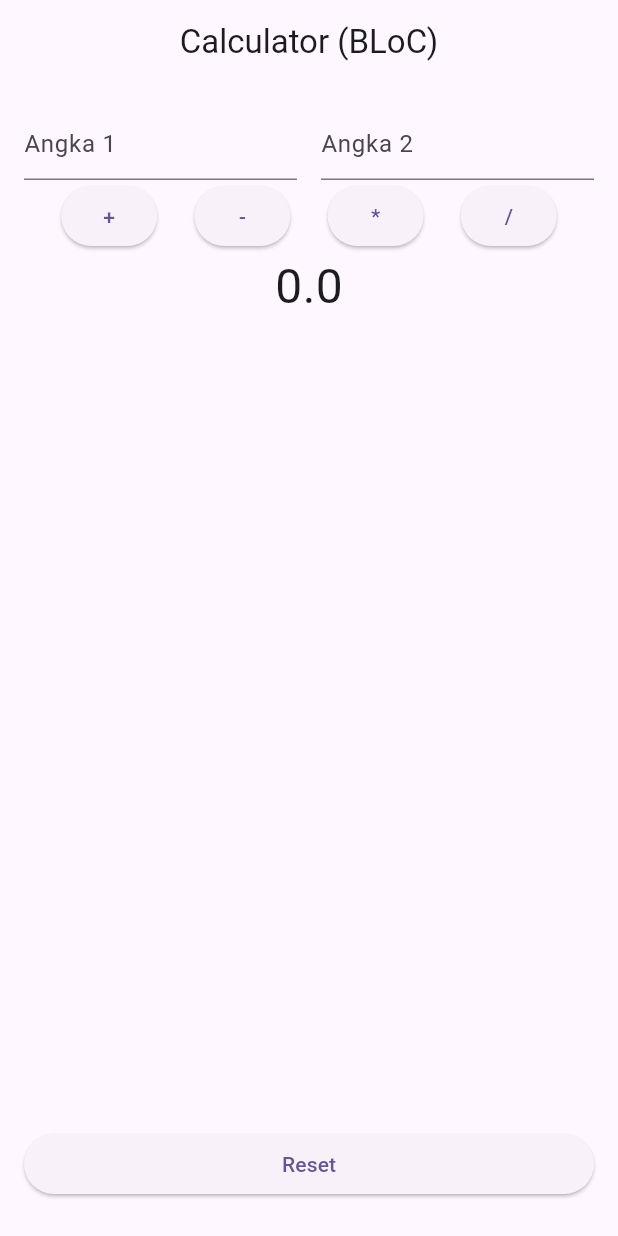
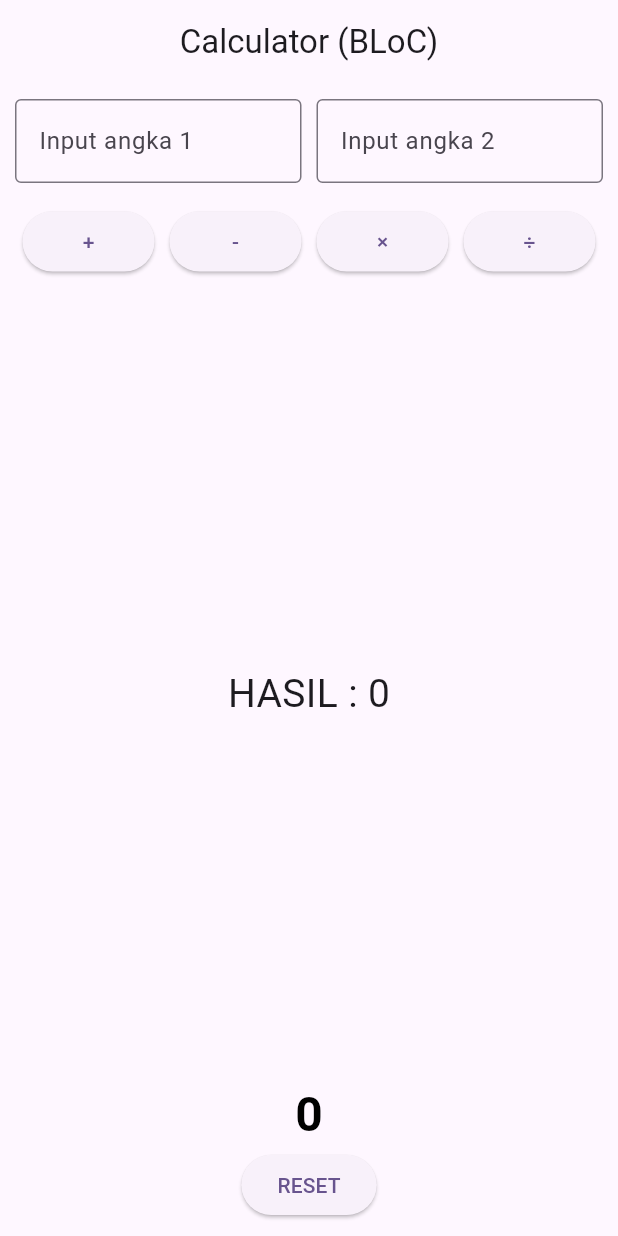
Before and after one commit to Alternate-account-01/BLoc-Calculator, a Flutter app: the screen it shows after launch, on a phone screen of 412 x 824 dp. Run offline on Flutter 3.47's test engine with Material 3 defaults, Android fonts, the phone set to English and light mode, and no system bars; our stand-ins replace flutter_bloc.

Commit message:
fixed with stateful

```diff
--- a/lib/Bloc/calculator_bloc.dart
+++ b/lib/Bloc/calculator_bloc.dart
@@ -3,19 +3,29 @@ import '../Events/Calculator_event.dart';
 import '../State/calculator_state.dart';
 
 class CalculatorBloc extends Bloc<CalculatorEvent, CalculatorState> {
-  CalculatorBloc() : super(CalculatorState()) {
-    on<Plus>((event, emit) => emit(CalculatorState(result: event.a + event.b)));
-    on<Minus>(
-      (event, emit) => emit(CalculatorState(result: event.a - event.b)),
-    );
-    on<Multiply>(
-      (event, emit) => emit(CalculatorState(result: event.a * event.b)),
-    );
-    on<Division>((event, emit) {
-      final divisor = event.b == 0.0 ? 0.0 : event.b;
-      final result = divisor == 0.0 ? 0.0 : (event.a / divisor);
-      emit(CalculatorState(result: result));
+  CalculatorBloc() : super(Theothercalculator()) {
+    on<Plus>((e, emit) {
+      emit(CalculatorSuccess(e.a + e.b));
     });
-    on<Reset>((event, emit) => emit(CalculatorState(result: 0.0)));
+
+    on<Minus>((e, emit) {
+      emit(CalculatorSuccess(e.a - e.b));
+    });
+
+    on<Multiply>((e, emit) {
+      emit(CalculatorSuccess(e.a * e.b));
+    });
+
+    on<Division>((e, emit) {
+      if (e.b == 0) {
+        emit(CalculatorError("You Can't divide by zero dawgg"));
+      } else {
+        emit(CalculatorSuccess(e.a / e.b));
+      }
+    });
+
+    on<Reset>((e, emit) {
+      emit(Theothercalculator());
+    });
   }
 }
--- a/lib/Pages/calculator_page.dart
+++ b/lib/Pages/calculator_page.dart
@@ -1,125 +1,131 @@
-import 'package:flutter/material.dart';
-import 'package:flutter_bloc/flutter_bloc.dart';
-import '../Bloc/Calculator_BLoC.dart';
-import '../Events/Calculator_event.dart';
-import '../State/calculator_state.dart';
+// import 'package:flutter/material.dart';
+// import 'package:flutter_bloc/flutter_bloc.dart';
+// import '../Bloc/Calculator_BLoC.dart';
+// import '../Events/Calculator_event.dart';
+// import '../State/calculator_state.dart';
+// import 'package:flutter/services.dart';
 
-class CalculatorPage extends StatelessWidget {
-  CalculatorPage({super.key});
+// class CalculatorPage extends StatelessWidget {
+//   CalculatorPage({super.key});
 
-  final TextEditingController _controller = TextEditingController();
-  final TextEditingController _controller2 = TextEditingController();
+//   final TextEditingController _controller = TextEditingController();
+//   final TextEditingController _controller2 = TextEditingController();
 
-  @override
-  Widget build(BuildContext context) {
-    return Scaffold(
-      appBar: AppBar(title: const Text('Calculator (BLoC)'), centerTitle: true),
-      body: SafeArea(
-        child: Padding(
-          padding: const EdgeInsets.all(16.0),
-          child: Column(
-            children: [
-              Row(
-                children: [
-                  Expanded(
-                    child: TextField(
-                      controller: _controller,
-                      keyboardType: const TextInputType.numberWithOptions(
-                        decimal: true,
-                      ),
-                      decoration: const InputDecoration(hintText: 'Angka 1'),
-                    ),
-                  ),
-                  SizedBox(width: 16),
+//   @override
+//   Widget build(BuildContext context) {
+//     return Scaffold(
+//       appBar: AppBar(title: const Text('Calculator (BLoC)'), centerTitle: true),
+//       body: SafeArea(
+//         child: Padding(
+//           padding: const EdgeInsets.all(16.0),
+//           child: Column(
+//             children: [
+//               Row(
+//                 children: [
+//                   Expanded(
+//                     child: TextField(
+//                       controller: _controller,
+//                       keyboardType: const TextInputType.numberWithOptions(
+//                         decimal: true,
+//                       ),
+//                       decoration: const InputDecoration(hintText: 'Angka 1'),
+//                       inputFormatters: [
+//                         FilteringTextInputFormatter.allow(RegExp(r'^\d.?\d*')),
+//                       ],
+//                     ),
+//                   ),
+//                   SizedBox(width: 16),
 
-                  Expanded(
+//                   Expanded(
+//                     child: TextField(
+//                       controller: _controller2,
+//                       keyboardType: const TextInputType.numberWithOptions(
+//                         decimal: true,
+//                       ),
+//                       decoration: const InputDecoration(hintText: 'Angka 2'),
+//                       inputFormatters: [
+//                         FilteringTextInputFormatter.allow(RegExp(r'^\d.?\d*')),
+//                       ],
+//                     ),
+//                   ),
+//                 ],
+//               ),
 
-                      child: TextField(
-                        controller: _controller2,
-                        keyboardType: const TextInputType.numberWithOptions(
-                          decimal: true,
-                        ),
-                        decoration: const InputDecoration(hintText: 'Angka 2'),
-                      ),
-                    ),
-                ],
-              ),
+//               Center(
+//                 child: Row(
+//                   mainAxisAlignment: MainAxisAlignment.spaceEvenly,
+//                   children: [
+//                     ElevatedButton(
+//                       onPressed: () => context.read<CalculatorBloc>().add(
+//                         Plus(
+//                           double.tryParse(_controller.text.trim()) ?? 0.0,
+//                           double.tryParse(_controller2.text.trim()) ?? 0.0,
+//                         ),
+//                       ),
+//                       child: const Text('+'),
+//                     ),
+//                     ElevatedButton(
+//                       onPressed: () => context.read<CalculatorBloc>().add(
+//                         Minus(
+//                           double.tryParse(_controller.text.trim()) ?? 0.0,
+//                           double.tryParse(_controller2.text.trim()) ?? 0.0,
+//                         ),
+//                       ),
+//                       child: const Text('-'),
+//                     ),
+//                     ElevatedButton(
+//                       onPressed: () => context.read<CalculatorBloc>().add(
+//                         Multiply(
+//                           double.tryParse(_controller.text.trim()) ?? 0.0,
+//                           double.tryParse(_controller2.text.trim()) ?? 0.0,
+//                         ),
+//                       ),
+//                       child: const Text('*'),
+//                     ),
+//                     ElevatedButton(
+//                       onPressed: () => context.read<CalculatorBloc>().add(
+//                         Division(
+//                           double.tryParse(_controller.text.trim()) ?? 0.0,
+//                           double.tryParse(_controller2.text.trim()) ?? 0.0,
+//                         ),
+//                       ),
+//                       child: const Text('/'),
+//                     ),
+//                   ],
+//                 ),
+//               ),
 
-              Center(
-                child: Row(
-                  mainAxisAlignment: MainAxisAlignment.spaceEvenly,
-                  children: [
-                    ElevatedButton(
-                      onPressed: () => context.read<CalculatorBloc>().add(
-                        Plus(
-                          double.tryParse(_controller.text.trim()) ?? 0.0,
-                          double.tryParse(_controller2.text.trim()) ?? 0.0,
-                        ),
-                      ),
-                      child: const Text('+'),
-                    ),
-                    ElevatedButton(
-                      onPressed: () => context.read<CalculatorBloc>().add(
-                        Minus(
-                          double.tryParse(_controller.text.trim()) ?? 0.0,
-                          double.tryParse(_controller2.text.trim()) ?? 0.0,
-                        ),
-                      ),
-                      child: const Text('-'),
-                    ),
-                    ElevatedButton(
-                      onPressed: () => context.read<CalculatorBloc>().add(
-                        Multiply(
-                          double.tryParse(_controller.text.trim()) ?? 0.0,
-                          double.tryParse(_controller2.text.trim()) ?? 0.0,
-                        ),
-                      ),
-                      child: const Text('*'),
-                    ),
-                    ElevatedButton(
-                      onPressed: () => context.read<CalculatorBloc>().add(
-                        Division(
-                          double.tryParse(_controller.text.trim()) ?? 0.0,
-                          double.tryParse(_controller2.text.trim()) ?? 0.0,
-                        ),
-                      ),
-                      child: const Text('/'),
-                    ),
-                  ],
-                ),
-              ),
+//               Center(
+//                 child: BlocBuilder<CalculatorBloc, CalculatorState>(
+//                   builder: (context, state) => Text(
+//                     '${state.result}',
+//                     style: const TextStyle(fontSize: 32),
+//                   ),
+//                 ),
+//               ),
 
-              Center(
-                child: BlocBuilder<CalculatorBloc, CalculatorState>(
-                  builder: (context, state) => Text(
-                    '${state.result}',
-                    style: const TextStyle(fontSize: 32),
-                  ),
-                ),
-              ),
-
-              Spacer(),
-              Padding(
-                padding: const EdgeInsets.only(bottom: 8.0),
-                child: Row(
-                  children: [
-                    Expanded(
-                      child: ElevatedButton(
-                        onPressed: () {
-                          _controller.clear();
-                          _controller2.clear();
-                          context.read<CalculatorBloc>().add(const Reset());
-                        },
-                        child: const Text('Reset'),
-                      ),
-                    ),
-                  ],
-                ),
-              ),
-            ],
-          ),
-        ),
-      ),
-    );
-  }
-}
+//               Spacer(),
+//               Padding(
+//                 padding: const EdgeInsets.only(bottom: 8.0),
+//                 child: Row(
+//                   children: [
+//                     Expanded(
+//                       child: ElevatedButton(
+//                         onPressed: () {
+//                           _controller.clear();
+//                           _controller2.clear();
+//                           context.read<CalculatorBloc>().add(const Reset());
+//                         },
+//                         child: const Text('Reset'),
+//                       ),
+//                     ),
+//                   ],
+//                 ),
+//               ),
+//             ],
+//           ),
+//         ),
+//       ),
+//     );
+//   }
+// }
--- /dev/null
+++ b/lib/Pages/second_calculator_page.dart
@@ -0,0 +1,161 @@
+import 'package:flutter/material.dart';
+import 'package:flutter_bloc/flutter_bloc.dart';
+import '../Bloc/Calculator_BLoC.dart';
+import '../Events/Calculator_event.dart';
+import '../State/calculator_state.dart';
+import 'package:flutter/services.dart';
+
+class SecondCalculatorPage extends StatefulWidget {
+  const SecondCalculatorPage({super.key});
+
+  @override
+  State<SecondCalculatorPage> createState() => _SecondCalculatorPageState();
+}
+
+class _SecondCalculatorPageState extends State<SecondCalculatorPage> {
+  final TextEditingController angka1 = TextEditingController();
+  final TextEditingController angka2 = TextEditingController();
+
+  double get a => double.tryParse(angka1.text) ?? 0;
+  double get b => double.tryParse(angka2.text) ?? 0;
+
+  @override
+  void dispose() {
+    angka1.dispose();
+    angka2.dispose();
+    super.dispose();
+  }
+
+  @override
+  Widget build(BuildContext context) {
+    return Scaffold(
+      appBar: AppBar(title: const Text('Calculator (BLoC)'), centerTitle: true),
+      body: Padding(
+        padding: const EdgeInsets.all(10),
+        child: Column(
+          children: [
+
+            Row(
+              children: [
+                Expanded(
+                  child: TextField(
+                    controller: angka1,
+                    keyboardType: TextInputType.number,
+                    decoration: const InputDecoration(
+                      hintText: "Input angka 1",
+                      border: OutlineInputBorder(),
+                    ),
+                  ),
+                ),
+                const SizedBox(width: 10),
+                Expanded(
+                  child: TextField(
+                    controller: angka2,
+                    keyboardType: TextInputType.number,
+                    decoration: const InputDecoration(
+                      hintText: "Input angka 2",
+                      border: OutlineInputBorder(),
+                    ),
+                  ),
+                ),
+              ],
+            ),
+
+            const SizedBox(height: 15),
+            Row(
+              children: [
+                _btn("+", () => context.read<CalculatorBloc>().add(Plus(a, b))),
+                _btn(
+                  "-",
+                  () => context.read<CalculatorBloc>().add(Minus(a, b)),
+                ),
+                _btn(
+                  "×",
+                  () => context.read<CalculatorBloc>().add(Multiply(a, b)),
+                ),
+                _btn(
+                  "÷",
+                  () => context.read<CalculatorBloc>().add(Division(a, b)),
+                ),
+              ],
+            ),
+
+            const SizedBox(height: 20),
+
+
+            Expanded(
+              child: Center(
+                child: BlocBuilder<CalculatorBloc, CalculatorState>(
+                  builder: (context, state) {
+                    if (state is CalculatorError) {
+                      return Text(
+                        state.message,
+                        style: const TextStyle(color: Colors.red, fontSize: 20),
+                      );
+                    }
+
+                    if (state is CalculatorSuccess) {
+                      return Text(
+                        "HASIL : ${state.result}",
+                        style: const TextStyle(fontSize: 26),
+                      );
+                    }
+
+                    return const Text(
+                      "HASIL : 0",
+                      style: TextStyle(fontSize: 26),
+                    );
+                  },
+                ),
+              ),
+            ),
+
+            Center(
+              child: BlocBuilder<CalculatorBloc, CalculatorState>(
+                builder: (context, state) {
+
+                  String displayValue = "0";
+                  Color textColor = Colors.black;
+
+                  if (state is CalculatorSuccess) {
+                    displayValue = state.result.toString();
+                  } else if (state is CalculatorError) {
+                    displayValue = "Error";
+                    textColor = Colors.red;
+                  }
+
+                  return Text(
+                    displayValue,
+                    style: TextStyle(
+                      fontSize: 32,
+                      fontWeight: FontWeight.bold,
+                      color: textColor,
+                    ),
+                  );
+                },
+              ),
+            ),
+
+            ElevatedButton(
+              onPressed: () {
+                angka1.clear();
+                angka2.clear();
+                context.read<CalculatorBloc>().add(const Reset());
+              },
+              child: const Text("RESET"),
+            ),
+          ],
+        ),
+      ),
+    );
+  }
+
+  Widget _btn(String label, VoidCallback onTap) {
+    return Expanded(
+      child: Padding(
+        padding: const EdgeInsets.symmetric(horizontal: 5),
+        child: ElevatedButton(onPressed: onTap, child: Text(label)),
+      ),
+    );
+  }
+}
--- a/lib/State/calculator_state.dart
+++ b/lib/State/calculator_state.dart
@@ -1,5 +1,13 @@
-class CalculatorState {
+abstract class CalculatorState {}
+
+class Theothercalculator extends CalculatorState {}
+
+class CalculatorSuccess extends CalculatorState {
   final double result;
+  CalculatorSuccess(this.result);
+}
 
-  CalculatorState({this.result = 0.0});
+class CalculatorError extends CalculatorState {
+  final String message;
+  CalculatorError(this.message);
 }
--- a/lib/main.dart
+++ b/lib/main.dart
@@ -1,11 +1,16 @@
 import 'package:flutter/material.dart';
 import 'package:flutter_bloc/flutter_bloc.dart';
-import 'Pages/calculator_page.dart';
+import 'package:second_semester/Pages/second_calculator_page.dart';
 import 'Bloc/Calculator_BLoC.dart';
 
 void main() {
-  runApp(const MyApp());
+  runApp(    BlocProvider(
+      create: (_) => CalculatorBloc(),
+      child: const MyApp(),
+    ),
+  );
 }
+
 
 class MyApp extends StatelessWidget {
   const MyApp({super.key});
@@ -19,7 +24,7 @@ class MyApp extends StatelessWidget {
         theme: ThemeData(
           colorScheme: ColorScheme.fromSeed(seedColor: Colors.deepPurple),
         ),
-        home: CalculatorPage(),
+        home:  SecondCalculatorPage(),
       ),
     );
   }
```
Also changed, not shown: lib/Pages/card_product.dart (added, +66 -0 lines).
